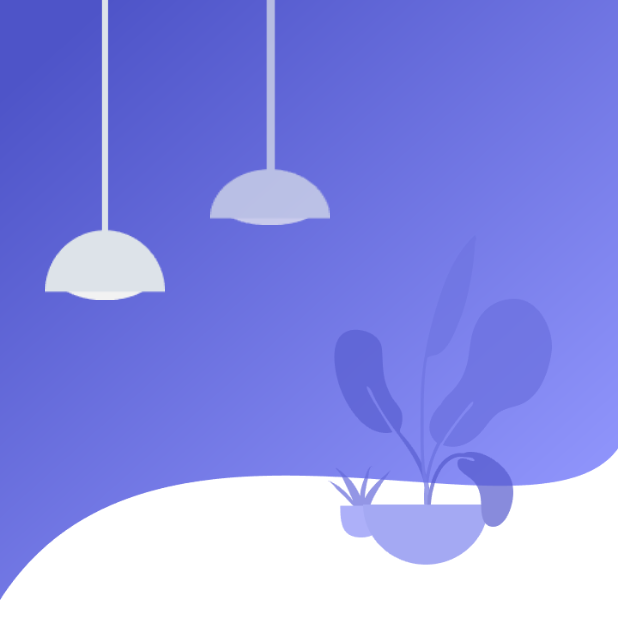
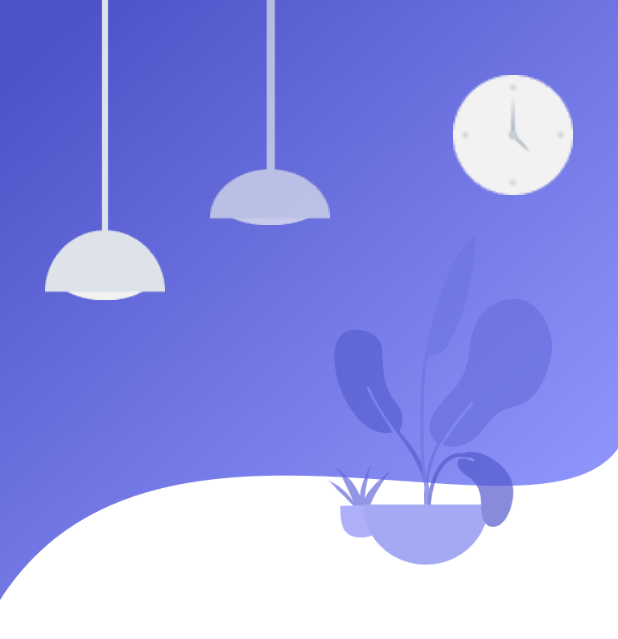
Before and after one commit to yousifdahabra/aegis-ai-app, a Flutter app: the screen it shows after launch, after a tap on "Skip", on a phone screen of 412 x 824 dp. Shown: the top 639 px of the screen. Run offline on Flutter 3.47's test engine with Material 3 defaults, Android fonts, the phone set to English and light mode, and no system bars; our stand-ins replace smooth_page_indicator.

Commit message:
App - update login page add image

```diff
--- a/lib/views/auth/login.dart
+++ b/lib/views/auth/login.dart
@@ -43,6 +43,19 @@ class Login extends StatelessWidget {
                       ),
                     ),
                   ),
+                  Positioned(
+                    top: 50,
+                    right: 30,
+                    width: 80,
+                    height: 80,
+                    child: Container(
+                      decoration: BoxDecoration(
+                        image: DecorationImage(
+                            image: AssetImage('assets/images/clock.png'),
+                            fit: BoxFit.fill),
+                      ),
+                    ),
+                  ),
                 ],
               ),
             ),
```
